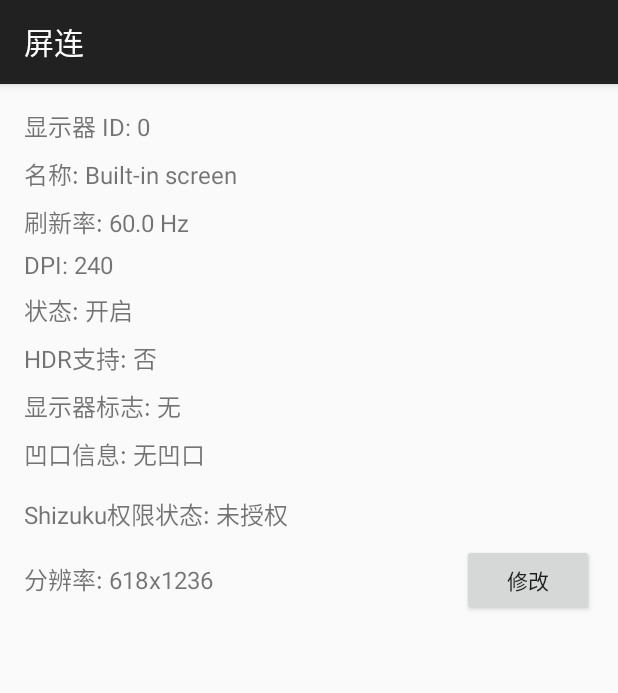
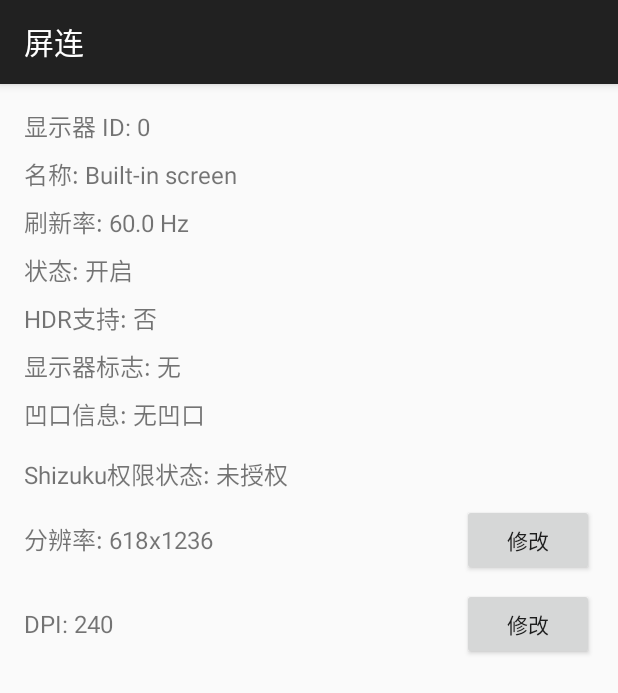
Before and after one commit to nako-ruru/orbit-android, an Android app: the fragment DisplayDetailFragment shown on its own in the app's theme, on a phone screen of 412 x 824 dp. Shown: the top 693 px of the screen. Run offline under Robolectric (Android 15) with nearby library versions, the phone set to English and light mode, and no system bars; libraries missing offline, so code that uses them is left out: rikka.shizuku; 3 statements that could not run were skipped.

Commit message:
change dpi

```diff
--- a/app/src/main/java/com/gitee/connect_screen/DisplayDetailFragment.java
+++ b/app/src/main/java/com/gitee/connect_screen/DisplayDetailFragment.java
@@ -37,6 +37,7 @@ public class DisplayDetailFragment extends Fragment {
     private TextView shizukuStatusText;
     private Button launchButton;
     private int displayId;
+    private Display display;
 
     public static DisplayDetailFragment newInstance(int displayId) {
         DisplayDetailFragment fragment = new DisplayDetailFragment();
@@ -73,7 +74,7 @@ public class DisplayDetailFragment extends Fragment {
 
         displayId = getArguments().getInt(ARG_DISPLAY_ID);
         DisplayManager displayManager = (DisplayManager) getContext().getSystemService(Context.DISPLAY_SERVICE);
-        Display display = displayManager.getDisplay(displayId);
+        display = displayManager.getDisplay(displayId);
 
         if(display == null) {
             return view;
@@ -104,7 +105,6 @@ public class DisplayDetailFragment extends Fragment {
             "显示器 ID: %d\n" +
             "名称: %s\n" +
             "刷新率: %.1f Hz\n" +
-            "DPI: %d\n" +
             "状态: %s\n" +
             "HDR支持: %s\n" +
             "显示器标志: %s\n" +
@@ -112,7 +112,6 @@ public class DisplayDetailFragment extends Fragment {
             display.getDisplayId(),
             display.getName(),
             display.getRefreshRate(),
-            metrics.densityDpi,
             display.getState() == Display.STATE_ON ? "开启" : "关闭",
             display.isHdr() ? "是" : "否",
             getDisplayFlags(display),
@@ -148,6 +147,17 @@ public class DisplayDetailFragment extends Fragment {
             editResolutionButton.setVisibility(View.VISIBLE);
             editResolutionButton.setOnClickListener(v -> {
                 showResolutionDialog(display.getWidth(), display.getHeight());
+            });
+        }
+
+        TextView dpiText = view.findViewById(R.id.dpi_text);
+        dpiText.setText(String.format("DPI: %d", metrics.densityDpi));
+
+        Button editDpiButton = view.findViewById(R.id.edit_dpi_button);
+        if(ShizukuUtils.hasShizukuStarted()) {
+            editDpiButton.setVisibility(View.VISIBLE);
+            editDpiButton.setOnClickListener(v -> {
+                showDpiDialog(metrics.densityDpi);
             });
         }
 
@@ -211,4 +221,34 @@ public class DisplayDetailFragment extends Fragment {
                 .setNegativeButton("取消", null)
                 .show();
     }
+
+    private void showDpiDialog(int currentDpi) {
+        View dialogView = LayoutInflater.from(getContext()).inflate(R.layout.dialog_edit_dpi, null);
+        EditText dpiInput = dialogView.findViewById(R.id.dpi_input);
+
+        dpiInput.setText(String.valueOf(currentDpi));
+
+        new AlertDialog.Builder(getContext())
+                .setTitle("修改DPI")
+                .setView(dialogView)
+                .setPositiveButton("确定", (dialog, which) -> {
+                    try {
+                        int newDpi = Integer.parseInt(dpiInput.getText().toString());
+
+                        if (newDpi <= 0) {
+                            showToast("请输入有效的DPI值");
+                            return;
+                        }
+                        ServiceUtils.getWindowManager().setForcedDisplayDensityForUser(displayId, newDpi, 0);
+                        TextView dpiText = DisplayDetailFragment.this.getView().findViewById(R.id.dpi_text);
+                        DisplayMetrics metrics = new DisplayMetrics();
+                        display.getMetrics(metrics);
+                        dpiText.setText(String.format("DPI: %d", metrics.densityDpi));
+                    } catch (NumberFormatException e) {
+                        showToast("请输入有效的数字");
+                    }
+                })
+                .setNegativeButton("取消", null)
+                .show();
+    }
 }
--- a/app/src/main/res/layout/fragment_display_detail.xml
+++ b/app/src/main/res/layout/fragment_display_detail.xml
@@ -45,6 +45,27 @@
                 android:text="修改"/>
         </LinearLayout>
 
+        <LinearLayout
+            android:layout_width="match_parent"
+            android:layout_height="wrap_content"
+            android:orientation="horizontal"
+            android:layout_marginTop="8dp">
+
+            <TextView
+                android:id="@+id/dpi_text"
+                android:layout_width="0dp"
+                android:layout_height="wrap_content"
+                android:layout_weight="1"
+                android:textSize="16sp"/>
+
+            <Button
+                android:id="@+id/edit_dpi_button"
+                android:layout_width="wrap_content"
+                android:layout_height="wrap_content"
+                android:visibility="gone"
+                android:text="修改"/>
+        </LinearLayout>
+
         <Button
             android:id="@+id/start_launcher_button"
             android:layout_width="wrap_content"
```
Also changed, not shown: app/src/main/res/layout/dialog_edit_dpi.xml (added, +15 -0 lines).
